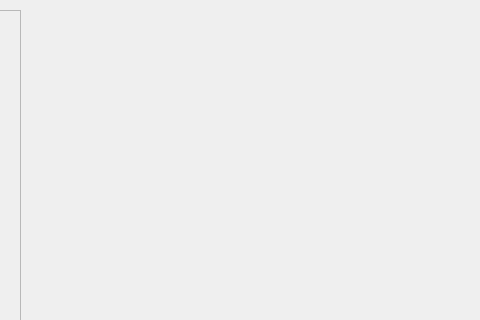
First picture: the form in spriteeditor.ui, repository 25hlarsen4/Sprite-Editor, before the edit; both pictures show x 320 to 800 and y 0 to 320 of the 800 by 600 pixel window.
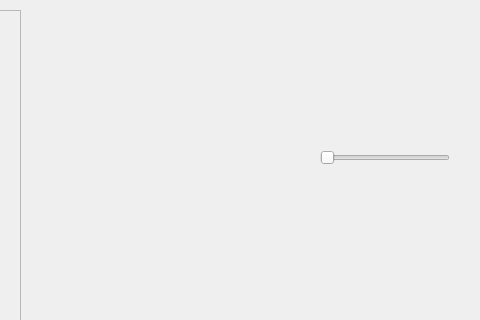
Second picture: the form after the edit. Custom widgets are drawn as their Qt base class.

Commit message: Added a slider for changing preview speed

Patch:
```diff
--- a/spriteeditor.ui
+++ b/spriteeditor.ui
@@ -57,6 +57,19 @@
      </rect>
     </property>
    </widget>
+   <widget class="QSlider" name="previewSpeedController">
+    <property name="geometry">
+     <rect>
+      <x>640</x>
+      <y>150</y>
+      <width>130</width>
+      <height>16</height>
+     </rect>
+    </property>
+    <property name="orientation">
+     <enum>Qt::Horizontal</enum>
+    </property>
+   </widget>
   </widget>
   <widget class="QMenuBar" name="menubar">
    <property name="geometry">
```
The commit also changes 3 other files.
